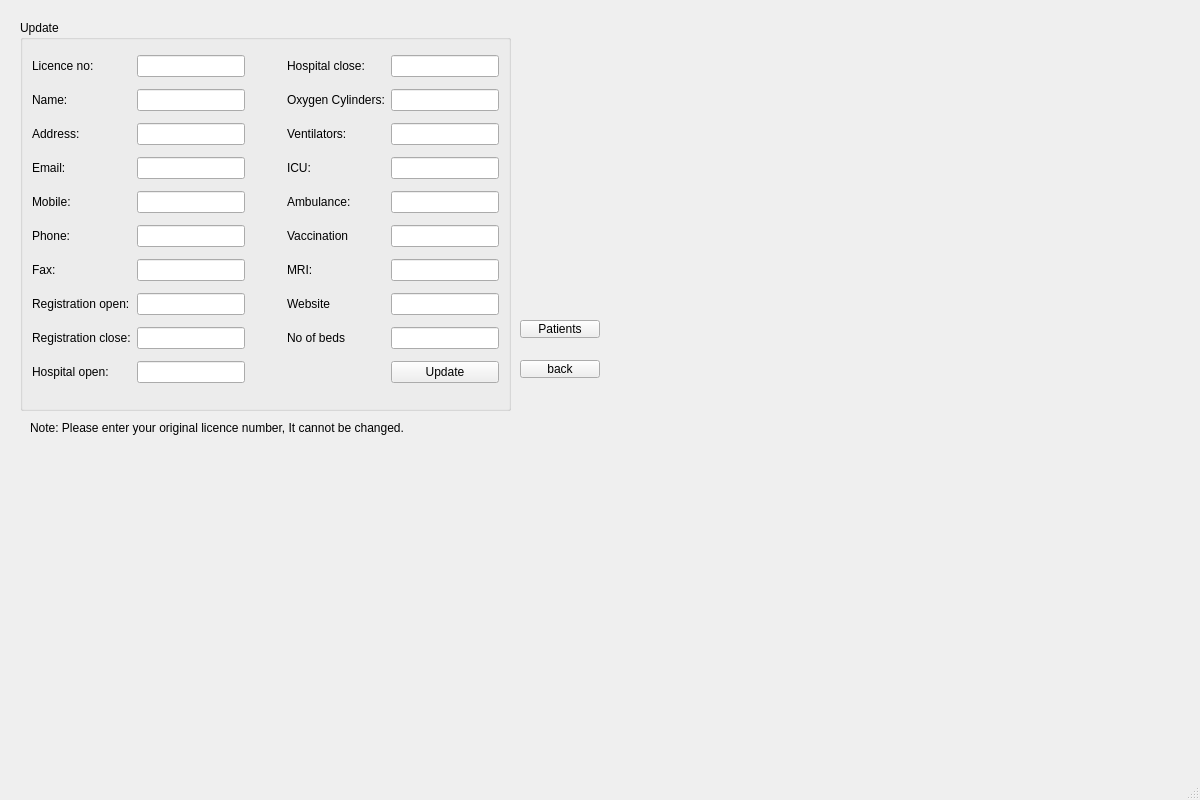
Above: CoviPLUS/hospital.ui from ayush-regmi/CoviCURE before the change. Below: the same form after it.
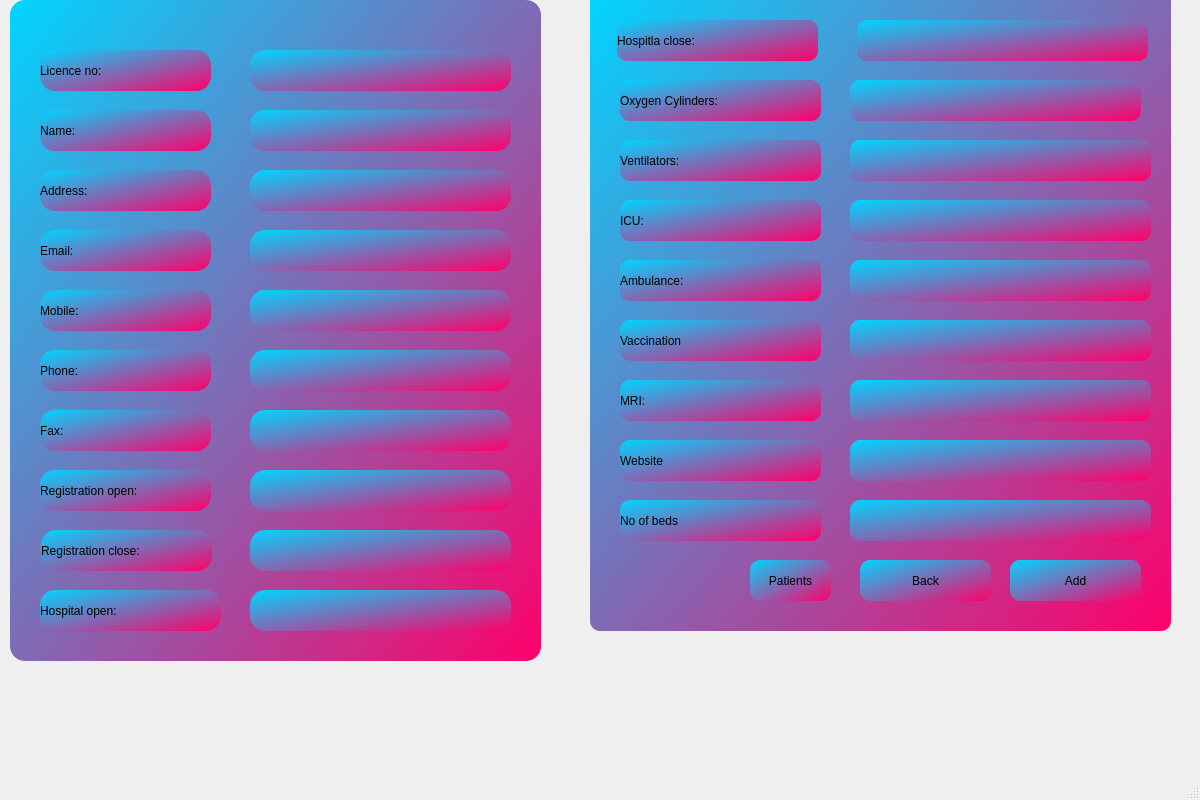
That is the form after the change.

What changed in the file:
```diff
--- a/CoviPLUS/hospital.ui
+++ b/CoviPLUS/hospital.ui
@@ -14,244 +14,6 @@
    <string>MainWindow</string>
   </property>
   <widget class="QWidget" name="centralwidget">
-   <widget class="QPushButton" name="pushButton_patients">
-    <property name="geometry">
-     <rect>
-      <x>520</x>
-      <y>320</y>
-      <width>80</width>
-      <height>18</height>
-     </rect>
-    </property>
-    <property name="text">
-     <string>Patients</string>
-    </property>
-   </widget>
-   <widget class="QGroupBox" name="groupBox">
-    <property name="geometry">
-     <rect>
-      <x>20</x>
-      <y>20</y>
-      <width>491</width>
-      <height>391</height>
-     </rect>
-    </property>
-    <property name="title">
-     <string>Update</string>
-    </property>
-    <layout class="QGridLayout" name="gridLayout" columnstretch="1,3,1,1,3">
-     <item row="6" column="2">
-      <spacer name="horizontalSpacer">
-       <property name="orientation">
-        <enum>Qt::Horizontal</enum>
-       </property>
-       <property name="sizeHint" stdset="0">
-        <size>
-         <width>40</width>
-         <height>20</height>
-        </size>
-       </property>
-      </spacer>
-     </item>
-     <item row="2" column="0">
-      <widget class="QLabel" name="label_3">
-       <property name="text">
-        <string>Address:</string>
-       </property>
-      </widget>
-     </item>
-     <item row="2" column="4">
-      <widget class="QLineEdit" name="ventilator"/>
-     </item>
-     <item row="6" column="1">
-      <widget class="QLineEdit" name="fax"/>
-     </item>
-     <item row="6" column="3">
-      <widget class="QLabel" name="label_20">
-       <property name="text">
-        <string>MRI:</string>
-       </property>
-      </widget>
-     </item>
-     <item row="4" column="3">
-      <widget class="QLabel" name="label_15">
-       <property name="text">
-        <string>Ambulance:</string>
-       </property>
-      </widget>
-     </item>
-     <item row="0" column="3">
-      <widget class="QLabel" name="label_22">
-       <property name="text">
-        <string>Hospital close:</string>
-       </property>
-      </widget>
-     </item>
-     <item row="0" column="0">
-      <widget class="QLabel" name="label">
-       <property name="text">
-        <string>Licence no:</string>
-       </property>
-      </widget>
-     </item>
-     <item row="5" column="4">
-      <widget class="QLineEdit" name="vaccination"/>
-     </item>
-     <item row="9" column="0">
-      <widget class="QLabel" name="label_10">
-       <property name="text">
-        <string>Hospital open:</string>
-       </property>
-      </widget>
-     </item>
-     <item row="9" column="4">
-      <widget class="QPushButton" name="pushButton_update">
-       <property name="text">
-        <string>Update</string>
-       </property>
-      </widget>
-     </item>
-     <item row="3" column="3">
-      <widget class="QLabel" name="label_18">
-       <property name="text">
-        <string>ICU:</string>
-       </property>
-      </widget>
-     </item>
-     <item row="5" column="3">
-      <widget class="QLabel" name="label_19">
-       <property name="text">
-        <string>Vaccination</string>
-       </property>
-      </widget>
-     </item>
-     <item row="8" column="4">
-      <widget class="QLineEdit" name="beds"/>
-     </item>
-     <item row="8" column="3">
-      <widget class="QLabel" name="label_21">
-       <property name="text">
-        <string>No of beds</string>
-       </property>
-      </widget>
-     </item>
-     <item row="1" column="1">
-      <widget class="QLineEdit" name="name"/>
-     </item>
-     <item row="5" column="0">
-      <widget class="QLabel" name="label_6">
-       <property name="text">
-        <string>Phone:</string>
-       </property>
-      </widget>
-     </item>
-     <item row="4" column="4">
-      <widget class="QLineEdit" name="ambulance"/>
-     </item>
-     <item row="0" column="1">
-      <widget class="QLineEdit" name="licence"/>
-     </item>
-     <item row="4" column="1">
-      <widget class="QLineEdit" name="mobile"/>
-     </item>
-     <item row="2" column="3">
-      <widget class="QLabel" name="label_14">
-       <property name="text">
-        <string>Ventilators:</string>
-       </property>
-      </widget>
-     </item>
-     <item row="3" column="4">
-      <widget class="QLineEdit" name="ICU"/>
-     </item>
-     <item row="9" column="1">
-      <widget class="QLineEdit" name="hopen"/>
-     </item>
-     <item row="1" column="0">
-      <widget class="QLabel" name="label_2">
-       <property name="text">
-        <string>Name:</string>
-       </property>
-      </widget>
-     </item>
-     <item row="5" column="1">
-      <widget class="QLineEdit" name="phone"/>
-     </item>
-     <item row="3" column="0">
-      <widget class="QLabel" name="label_4">
-       <property name="text">
-        <string>Email:</string>
-       </property>
-      </widget>
-     </item>
-     <item row="4" column="0">
-      <widget class="QLabel" name="label_5">
-       <property name="text">
-        <string>Mobile:</string>
-       </property>
-      </widget>
-     </item>
-     <item row="0" column="4">
-      <widget class="QLineEdit" name="hclose"/>
-     </item>
-     <item row="1" column="3">
-      <widget class="QLabel" name="label_13">
-       <property name="text">
-        <string>Oxygen Cylinders:</string>
-       </property>
-      </widget>
-     </item>
-     <item row="6" column="0">
-      <widget class="QLabel" name="label_7">
-       <property name="text">
-        <string>Fax:</string>
-       </property>
-      </widget>
-     </item>
-     <item row="3" column="1">
-      <widget class="QLineEdit" name="email"/>
-     </item>
-     <item row="7" column="3">
-      <widget class="QLabel" name="label_16">
-       <property name="text">
-        <string>Website</string>
-       </property>
-      </widget>
-     </item>
-     <item row="8" column="0">
-      <widget class="QLabel" name="label_9">
-       <property name="text">
-        <string>Registration close:</string>
-       </property>
-      </widget>
-     </item>
-     <item row="8" column="1">
-      <widget class="QLineEdit" name="rclose"/>
-     </item>
-     <item row="6" column="4">
-      <widget class="QLineEdit" name="MRI"/>
-     </item>
-     <item row="1" column="4">
-      <widget class="QLineEdit" name="oxygen"/>
-     </item>
-     <item row="7" column="0">
-      <widget class="QLabel" name="label_8">
-       <property name="text">
-        <string>Registration open:</string>
-       </property>
-      </widget>
-     </item>
-     <item row="7" column="1">
-      <widget class="QLineEdit" name="ropen"/>
-     </item>
-     <item row="7" column="4">
-      <widget class="QLineEdit" name="website"/>
-     </item>
-     <item row="2" column="1">
-      <widget class="QLineEdit" name="address"/>
-     </item>
-    </layout>
-   </widget>
    <widget class="QLabel" name="label_11">
     <property name="geometry">
      <rect>
@@ -265,18 +27,515 @@
      <string>Note: Please enter your original licence number, It cannot be changed.</string>
     </property>
    </widget>
-   <widget class="QPushButton" name="pushButton_back">
+   <widget class="QGroupBox" name="groupBox_2">
     <property name="geometry">
      <rect>
-      <x>520</x>
-      <y>360</y>
-      <width>80</width>
-      <height>18</height>
+      <x>10</x>
+      <y>0</y>
+      <width>531</width>
+      <height>661</height>
      </rect>
     </property>
-    <property name="text">
-     <string>back</string>
+    <property name="styleSheet">
+     <string notr="true">background-color: qlineargradient(spread:reflect, x1:0, y1:0, x2:1, y2:1, stop:0 rgba(0, 213, 255, 255), stop:1 rgba(255, 0, 106, 255));
+border-radius: 15px;</string>
     </property>
+    <property name="title">
+     <string/>
+    </property>
+    <widget class="QLineEdit" name="phone">
+     <property name="geometry">
+      <rect>
+       <x>240</x>
+       <y>350</y>
+       <width>261</width>
+       <height>41</height>
+      </rect>
+     </property>
+    </widget>
+    <widget class="QLabel" name="label_3">
+     <property name="geometry">
+      <rect>
+       <x>30</x>
+       <y>170</y>
+       <width>171</width>
+       <height>41</height>
+      </rect>
+     </property>
+     <property name="text">
+      <string>Address:</string>
+     </property>
+    </widget>
+    <widget class="QLineEdit" name="ropen">
+     <property name="geometry">
+      <rect>
+       <x>240</x>
+       <y>470</y>
+       <width>261</width>
+       <height>41</height>
+      </rect>
+     </property>
+    </widget>
+    <widget class="QLabel" name="label_4">
+     <property name="geometry">
+      <rect>
+       <x>30</x>
+       <y>230</y>
+       <width>171</width>
+       <height>41</height>
+      </rect>
+     </property>
+     <property name="text">
+      <string>Email:</string>
+     </property>
+    </widget>
+    <widget class="QLabel" name="label_6">
+     <property name="geometry">
+      <rect>
+       <x>30</x>
+       <y>350</y>
+       <width>171</width>
+       <height>41</height>
+      </rect>
+     </property>
+     <property name="text">
+      <string>Phone:</string>
+     </property>
+    </widget>
+    <widget class="QLineEdit" name="name">
+     <property name="geometry">
+      <rect>
+       <x>240</x>
+       <y>110</y>
+       <width>261</width>
+       <height>41</height>
+      </rect>
+     </property>
+    </widget>
+    <widget class="QLineEdit" name="mobile">
+     <property name="geometry">
+      <rect>
+       <x>240</x>
+       <y>290</y>
+       <width>261</width>
+       <height>41</height>
+      </rect>
+     </property>
+    </widget>
+    <widget class="QLabel" name="label">
+     <property name="geometry">
+      <rect>
+       <x>30</x>
+       <y>50</y>
+       <width>171</width>
+       <height>41</height>
+      </rect>
+     </property>
+     <property name="text">
+      <string>Licence no:</string>
+     </property>
+    </widget>
+    <widget class="QLabel" name="label_5">
+     <property name="geometry">
+      <rect>
+       <x>30</x>
+       <y>290</y>
+       <width>171</width>
+       <height>41</height>
+      </rect>
+     </property>
+     <property name="text">
+      <string>Mobile:</string>
+     </property>
+    </widget>
+    <widget class="QLineEdit" name="address">
+     <property name="geometry">
+      <rect>
+       <x>240</x>
+       <y>170</y>
+       <width>261</width>
+       <height>41</height>
+      </rect>
+     </property>
+    </widget>
+    <widget class="QLabel" name="label_8">
+     <property name="geometry">
+      <rect>
+       <x>30</x>
+       <y>470</y>
+       <width>171</width>
+       <height>41</height>
+      </rect>
+     </property>
+     <property name="text">
+      <string>Registration open:</string>
+     </property>
+    </widget>
+    <widget class="QLineEdit" name="licence">
+     <property name="geometry">
+      <rect>
+       <x>240</x>
+       <y>50</y>
+       <width>261</width>
+       <height>41</height>
+      </rect>
+     </property>
+    </widget>
+    <widget class="QLabel" name="label_2">
+     <property name="geometry">
+      <rect>
+       <x>30</x>
+       <y>110</y>
+       <width>171</width>
+       <height>41</height>
+      </rect>
+     </property>
+     <property name="text">
+      <string>Name:</string>
+     </property>
+    </widget>
+    <widget class="QLabel" name="label_9">
+     <property name="geometry">
+      <rect>
+       <x>31</x>
+       <y>530</y>
+       <width>171</width>
+       <height>41</height>
+      </rect>
+     </property>
+     <property name="text">
+      <string>Registration close:</string>
+     </property>
+    </widget>
+    <widget class="QLineEdit" name="email">
+     <property name="geometry">
+      <rect>
+       <x>240</x>
+       <y>230</y>
+       <width>261</width>
+       <height>41</height>
+      </rect>
+     </property>
+    </widget>
+    <widget class="QLabel" name="label_7">
+     <property name="geometry">
+      <rect>
+       <x>30</x>
+       <y>410</y>
+       <width>171</width>
+       <height>41</height>
+      </rect>
+     </property>
+     <property name="text">
+      <string>Fax:</string>
+     </property>
+    </widget>
+    <widget class="QLineEdit" name="rclose">
+     <property name="geometry">
+      <rect>
+       <x>240</x>
+       <y>530</y>
+       <width>261</width>
+       <height>41</height>
+      </rect>
+     </property>
+    </widget>
+    <widget class="QLabel" name="label_10">
+     <property name="geometry">
+      <rect>
+       <x>30</x>
+       <y>590</y>
+       <width>181</width>
+       <height>41</height>
+      </rect>
+     </property>
+     <property name="text">
+      <string>Hospital open:</string>
+     </property>
+    </widget>
+    <widget class="QLineEdit" name="hopen">
+     <property name="geometry">
+      <rect>
+       <x>240</x>
+       <y>590</y>
+       <width>261</width>
+       <height>41</height>
+      </rect>
+     </property>
+    </widget>
+    <widget class="QLineEdit" name="fax">
+     <property name="geometry">
+      <rect>
+       <x>240</x>
+       <y>410</y>
+       <width>261</width>
+       <height>41</height>
+      </rect>
+     </property>
+    </widget>
+   </widget>
+   <widget class="QGroupBox" name="groupBox_3">
+    <property name="geometry">
+     <rect>
+      <x>590</x>
+      <y>-10</y>
+      <width>581</width>
+      <height>641</height>
+     </rect>
+    </property>
+    <property name="styleSheet">
+     <string notr="true">background-color: qlineargradient(spread:reflect, x1:0, y1:0, x2:1, y2:1, stop:0 rgba(0, 213, 255, 255), stop:1 rgba(255, 0, 106, 255));
+border-radius: 10px;</string>
+    </property>
+    <property name="title">
+     <string/>
+    </property>
+    <widget class="QLabel" name="label_27">
+     <property name="geometry">
+      <rect>
+       <x>30</x>
+       <y>150</y>
+       <width>201</width>
+       <height>41</height>
+      </rect>
+     </property>
+     <property name="text">
+      <string>Ventilators:</string>
+     </property>
+    </widget>
+    <widget class="QPushButton" name="pushButton_back">
+     <property name="geometry">
+      <rect>
+       <x>270</x>
+       <y>570</y>
+       <width>131</width>
+       <height>41</height>
+      </rect>
+     </property>
+     <property name="text">
+      <string>Back</string>
+     </property>
+    </widget>
+    <widget class="QLineEdit" name="ambulance">
+     <property name="geometry">
+      <rect>
+       <x>260</x>
+       <y>270</y>
+       <width>301</width>
+       <height>41</height>
+      </rect>
+     </property>
+    </widget>
+    <widget class="QPushButton" name="pushButton_add">
+     <property name="geometry">
+      <rect>
+       <x>420</x>
+       <y>570</y>
+       <width>131</width>
+       <height>41</height>
+      </rect>
+     </property>
+     <property name="text">
+      <string>Add</string>
+     </property>
+    </widget>
+    <widget class="QLineEdit" name="hclose">
+     <property name="geometry">
+      <rect>
+       <x>267</x>
+       <y>30</y>
+       <width>291</width>
+       <height>41</height>
+      </rect>
+     </property>
+    </widget>
+    <widget class="QLabel" name="label_28">
+     <property name="geometry">
+      <rect>
+       <x>30</x>
+       <y>90</y>
+       <width>201</width>
+       <height>41</height>
+      </rect>
+     </property>
+     <property name="text">
+      <string>Oxygen Cylinders:</string>
+     </property>
+    </widget>
+    <widget class="QLabel" name="label_23">
+     <property name="geometry">
+      <rect>
+       <x>30</x>
+       <y>210</y>
+       <width>201</width>
+       <height>41</height>
+      </rect>
+     </property>
+     <property name="text">
+      <string>ICU:</string>
+     </property>
+    </widget>
+    <widget class="QLabel" name="label_17">
+     <property name="geometry">
+      <rect>
+       <x>30</x>
+       <y>270</y>
+       <width>201</width>
+       <height>41</height>
+      </rect>
+     </property>
+     <property name="text">
+      <string>Ambulance:</string>
+     </property>
+    </widget>
+    <widget class="QLineEdit" name="oxygen">
+     <property name="geometry">
+      <rect>
+       <x>260</x>
+       <y>90</y>
+       <width>291</width>
+       <height>41</height>
+      </rect>
+     </property>
+    </widget>
+    <widget class="QLabel" name="label_25">
+     <property name="geometry">
+      <rect>
+       <x>30</x>
+       <y>450</y>
+       <width>201</width>
+       <height>41</height>
+      </rect>
+     </property>
+     <property name="text">
+      <string>Website</string>
+     </property>
+    </widget>
+    <widget class="QLabel" name="label_26">
+     <property name="geometry">
+      <rect>
+       <x>30</x>
+       <y>330</y>
+       <width>201</width>
+       <height>41</height>
+      </rect>
+     </property>
+     <property name="text">
+      <string>Vaccination</string>
+     </property>
+    </widget>
+    <widget class="QLineEdit" name="vaccination">
+     <property name="geometry">
+      <rect>
+       <x>260</x>
+       <y>330</y>
+       <width>301</width>
+       <height>41</height>
+      </rect>
+     </property>
+    </widget>
+    <widget class="QLineEdit" name="website">
+     <property name="geometry">
+      <rect>
+       <x>260</x>
+       <y>450</y>
+       <width>301</width>
+       <height>41</height>
+      </rect>
+     </property>
+    </widget>
+    <widget class="QLineEdit" name="ventilator">
+     <property name="geometry">
+      <rect>
+       <x>260</x>
+       <y>150</y>
+       <width>301</width>
+       <height>41</height>
+      </rect>
+     </property>
+    </widget>
+    <widget class="QLineEdit" name="ICU">
+     <property name="geometry">
+      <rect>
+       <x>260</x>
+       <y>210</y>
+       <width>301</width>
+       <height>41</height>
+      </rect>
+     </property>
+    </widget>
+    <widget class="QLineEdit" name="beds">
+     <property name="geometry">
+      <rect>
+       <x>260</x>
+       <y>510</y>
+       <width>301</width>
+       <height>41</height>
+      </rect>
+     </property>
+    </widget>
+    <widget class="QLabel" name="label_24">
+     <property name="geometry">
+      <rect>
+       <x>30</x>
+       <y>390</y>
+       <width>201</width>
+       <height>41</height>
+      </rect>
+     </property>
+     <property name="text">
+      <string>MRI:</string>
+     </property>
+    </widget>
+    <widget class="QLabel" name="label_30">
+     <property name="geometry">
+      <rect>
+       <x>30</x>
+       <y>510</y>
+       <width>201</width>
+       <height>41</height>
+      </rect>
+     </property>
+     <property name="text">
+      <string>No of beds</string>
+     </property>
+    </widget>
+    <widget class="QLabel" name="label_29">
+     <property name="geometry">
+      <rect>
+       <x>27</x>
+       <y>30</y>
+       <width>201</width>
+       <height>41</height>
+      </rect>
+     </property>
+     <property name="text">
+      <string>Hospitla close:</string>
+     </property>
+    </widget>
+    <widget class="QLineEdit" name="MRI">
+     <property name="geometry">
+      <rect>
+       <x>260</x>
+       <y>390</y>
+       <width>301</width>
+       <height>41</height>
+      </rect>
+     </property>
+    </widget>
+    <widget class="QPushButton" name="pushButton_patients">
+     <property name="geometry">
+      <rect>
+       <x>160</x>
+       <y>570</y>
+       <width>81</width>
+       <height>41</height>
+      </rect>
+     </property>
+     <property name="text">
+      <string>Patients</string>
+     </property>
+    </widget>
    </widget>
   </widget>
   <widget class="QMenuBar" name="menubar">
```
